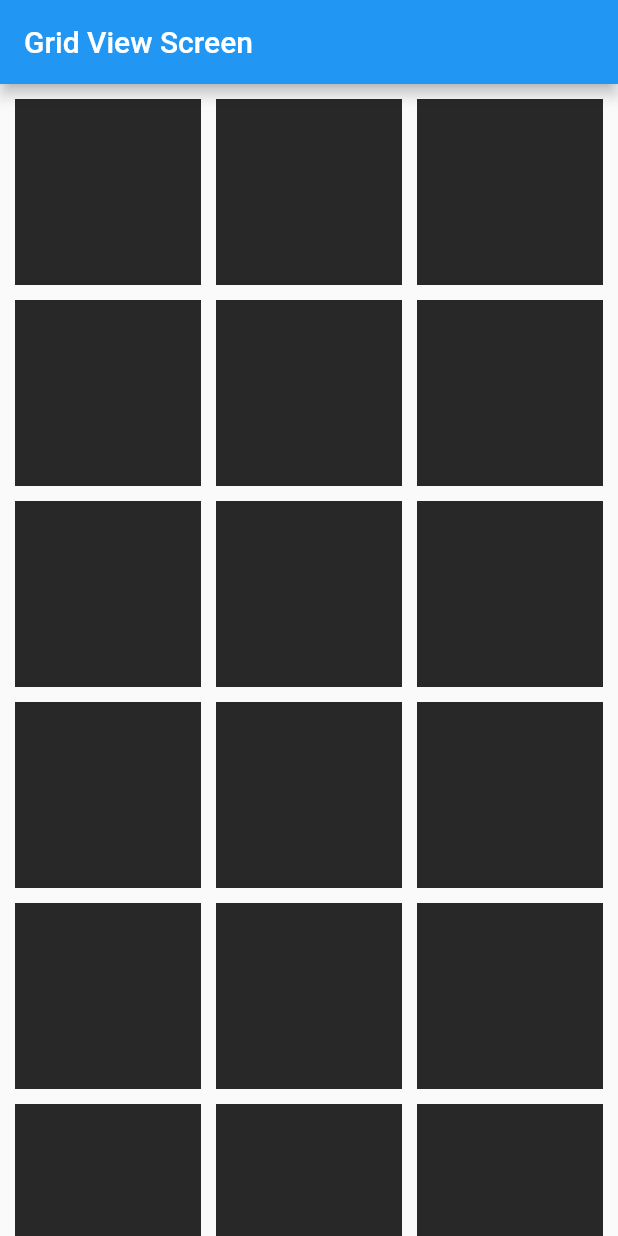
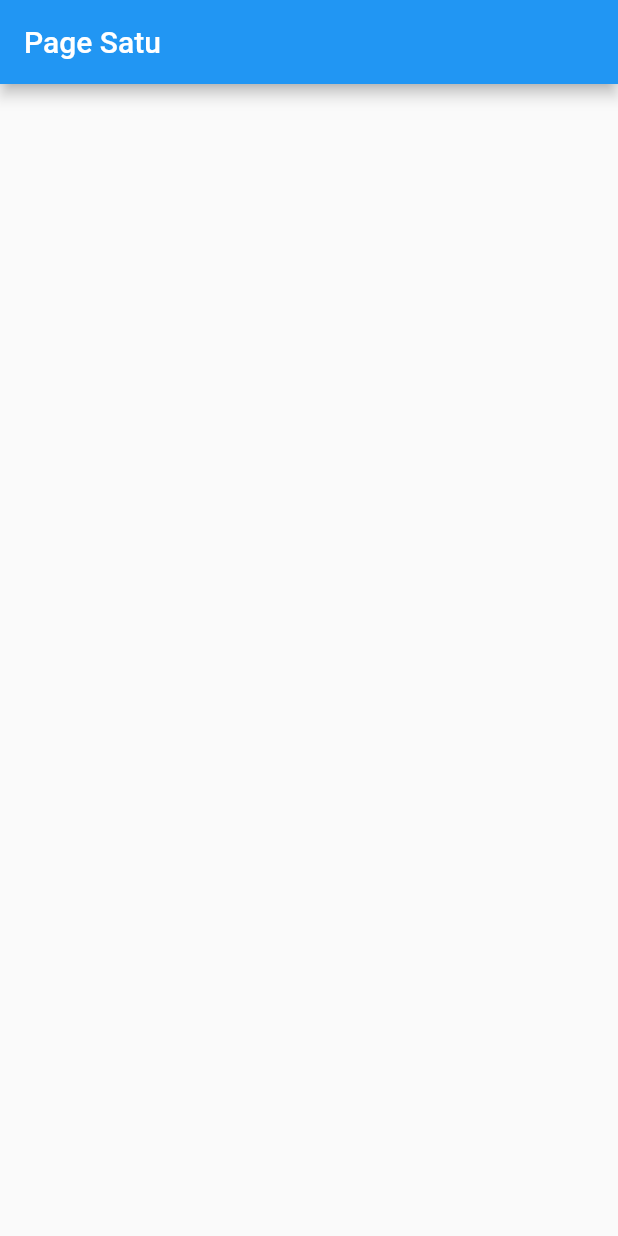
Before and after one commit to jihanlugas/flutter-catalog, a Flutter app: the screen it shows after launch, on a phone screen of 412 x 824 dp. Run offline on Flutter 3.47's test engine with Material 2 defaults, Android fonts, the phone set to English and light mode, and no system bars; our stand-ins replace faker.

Commit message:
Navigation

```diff
--- a/lib/main.dart
+++ b/lib/main.dart
@@ -1,6 +1,6 @@
 import 'package:flutter/material.dart';
-import 'package:flutter_catalog/screens/grid_view.dart';
+import 'package:flutter_catalog/screens/navigation.dart';
 
 void main() {
-  runApp(GridViewScreen());
+  runApp(NavigationScreen());
 }
--- /dev/null
+++ b/lib/screens/navigation.dart
@@ -0,0 +1,42 @@
+import 'package:flutter/material.dart';
+
+class NavigationScreen extends StatelessWidget {
+  const NavigationScreen({super.key});
+
+  @override
+  Widget build(BuildContext context) {
+    return MaterialApp(
+      home: NavigationScreenPageSatu(),
+    );
+  }
+}
+
+class NavigationScreenPageSatu extends StatelessWidget {
+  const NavigationScreenPageSatu({
+    super.key,
+  });
+
+  @override
+  Widget build(BuildContext context) {
+    return Scaffold(
+      appBar: AppBar(
+        title: Text('Page Satu'),
+      ),
+    );
+  }
+}
+
+class NavigationScreenPageDua extends StatelessWidget {
+  const NavigationScreenPageDua({
+    super.key,
+  });
+
+  @override
+  Widget build(BuildContext context) {
+    return Scaffold(
+      appBar: AppBar(
+        title: Text('Page Dua'),
+      ),
+    );
+  }
+}
```
Also changed, not shown: lib/screens/dialog.dart (+63 -1 lines), lib/screens/dismissable.dart (added, +91 -0 lines), lib/widgets/dialog.dart (added).
